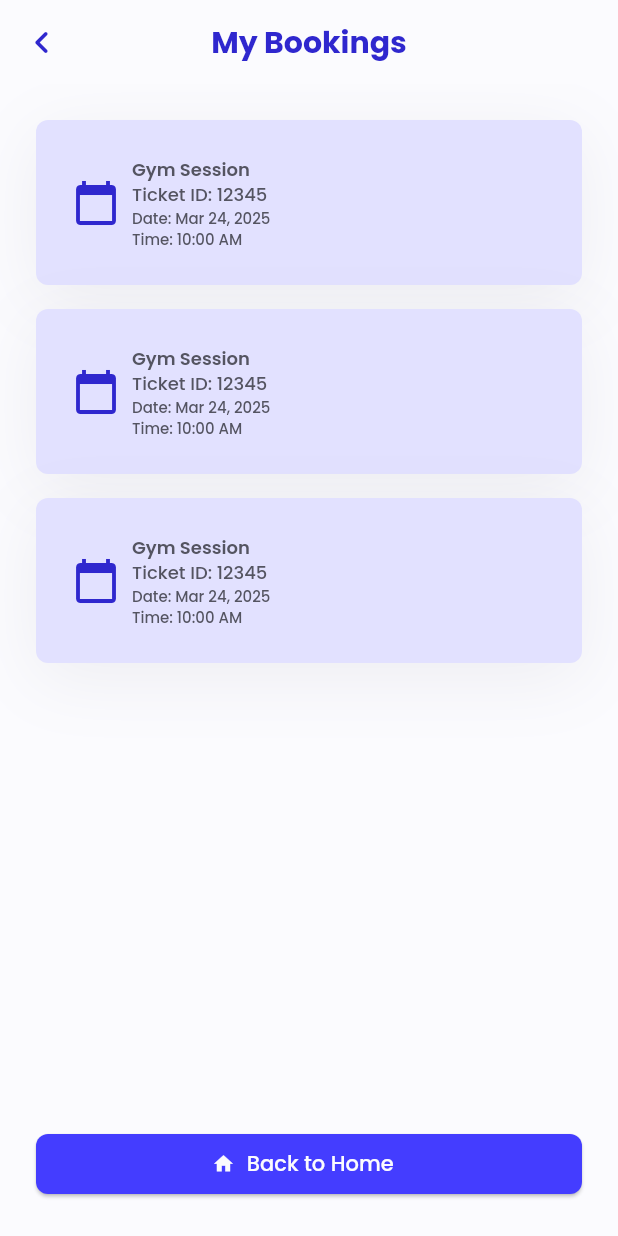
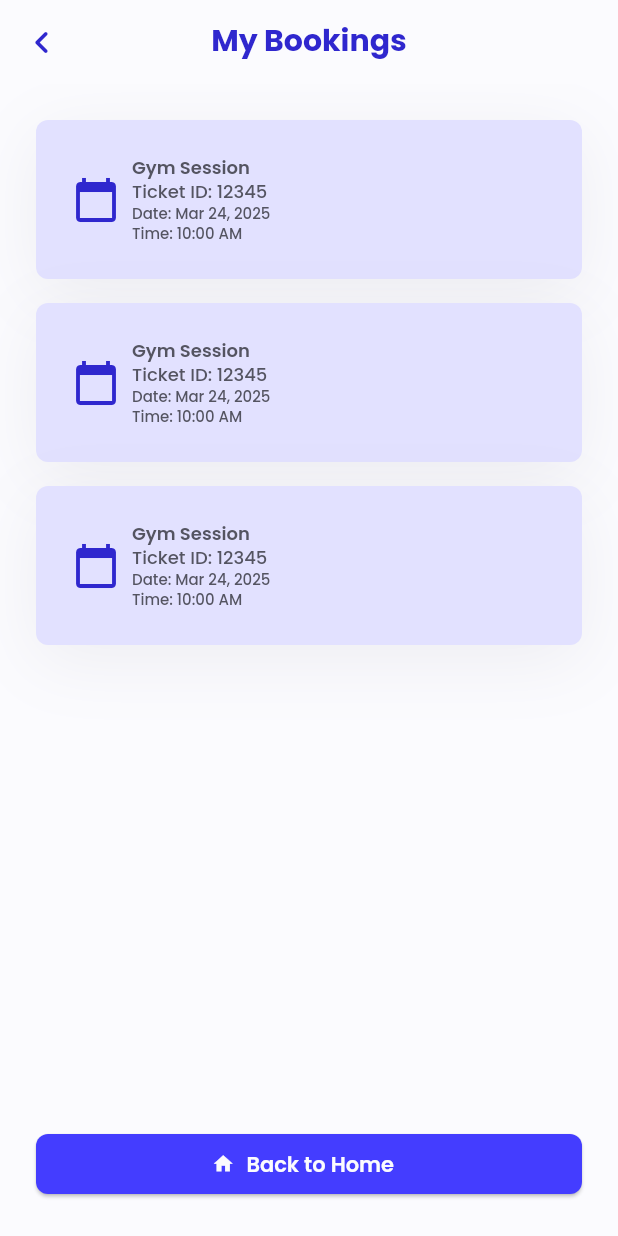
Before and after one commit to Qoqqa/heronfit, a Flutter app: the MyBookingsWidget screen opened by its route, on a phone screen of 412 x 824 dp. Run offline on Flutter 3.47's test engine with Material 3 defaults, Android fonts, the light colour scheme and no system bars; our stand-ins replace cached_network_image, fl_chart, flutter_dotenv, flutter_otp_text_field, flutter_riverpod, go_router and 9 more; accounts and stored records are empty; generated files the repository leaves out were written again; network calls fail.

Commit message:
feat(theme): integrate Poppins font family and update typography styles
- Added Poppins font family to the theme for consistent typography.
- Updated text styles to use Poppins with appropriate weights for various text elements.
- Enhanced the GoalsSection widget layout for better UI and user interaction.
- Included new font assets in pubspec.yaml for proper loading.

```diff
--- a/lib/core/theme.dart
+++ b/lib/core/theme.dart
@@ -1,10 +1,10 @@
 import 'package:flutter/material.dart';
-import 'package:google_fonts/google_fonts.dart';
 
 class HeronFitTheme {
   static ThemeData lightTheme = ThemeData(
     primaryColor: primary,
     scaffoldBackgroundColor: bgLight,
+    fontFamily: 'Poppins',
     textTheme: textTheme,
     colorScheme: ColorScheme.light(
       primary: primary,
@@ -56,80 +56,131 @@ class HeronFitTheme {
 
   // ✅ Typography (Material Design 3)
   static final TextTheme textTheme = TextTheme(
-    displayLarge: GoogleFonts.poppins(
+    displayLarge: const TextStyle(
+      fontFamily: 'Poppins',
       fontSize: 57,
-      fontWeight: FontWeight.w700,
+      fontWeight: FontWeight.w700, // Bold (w700)
       color: textPrimary,
+      letterSpacing: -0.25, // Subtle negative spacing for large display
+      height: 1.12, // Line height ~64px
     ),
-    displayMedium: GoogleFonts.poppins(
+    displayMedium: const TextStyle(
+      fontFamily: 'Poppins',
       fontSize: 45,
-      fontWeight: FontWeight.w700,
+      fontWeight: FontWeight.w700, // Bold (w700)
       color: textPrimary,
+      letterSpacing: 0,
+      height: 1.15, // Line height ~52px
     ),
-    displaySmall: GoogleFonts.poppins(
+    displaySmall: const TextStyle(
+      fontFamily: 'Poppins',
       fontSize: 36,
-      fontWeight: FontWeight.w700,
+      fontWeight: FontWeight.w700, // Bold (w700)
       color: textPrimary,
+      letterSpacing: 0,
+      height: 1.22, // Line height ~44px
     ),
-    headlineLarge: GoogleFonts.poppins(
+    headlineLarge: const TextStyle(
+      fontFamily: 'Poppins',
       fontSize: 32,
-      fontWeight: FontWeight.w600,
+      fontWeight: FontWeight.w800, // ExtraBold (w800)
       color: textPrimary,
+      letterSpacing: 0,
+      height: 1.25, // Line height ~40px
     ),
-    headlineMedium: GoogleFonts.poppins(
+    headlineMedium: const TextStyle(
+      fontFamily: 'Poppins',
       fontSize: 28,
-      fontWeight: FontWeight.w600,
+      fontWeight: FontWeight.w800, // ExtraBold (w800)
       color: textPrimary,
+      letterSpacing: 0,
+      height: 1.28, // Line height ~36px
     ),
-    headlineSmall: GoogleFonts.poppins(
+    headlineSmall: const TextStyle(
+      fontFamily: 'Poppins',
       fontSize: 24,
-      fontWeight: FontWeight.w600,
+      fontWeight: FontWeight.w800, // ExtraBold (w800)
       color: textPrimary,
+      letterSpacing: 0,
+      height: 1.33, // Line height ~32px
     ),
-    titleLarge: GoogleFonts.poppins(
-      fontSize: 20,
-      fontWeight: FontWeight.w500,
+    titleLarge: const TextStyle(
+      fontFamily: 'Poppins',
+      fontSize: 20, // Adjusted from 22 to 20 for better scale
+      fontWeight: FontWeight.w600, // SemiBold (w600)
       color: textPrimary,
+      letterSpacing: 0.1,
+      height: 1.4, // Line height ~28px
     ),
-    titleMedium: GoogleFonts.poppins(
+    titleMedium: const TextStyle(
+      fontFamily: 'Poppins',
       fontSize: 16,
-      fontWeight: FontWeight.w500,
+      fontWeight: FontWeight.w600, // SemiBold (w600)
       color: textPrimary,
+      letterSpacing: 0.15,
+      height: 1.5, // Line height ~24px
     ),
-    titleSmall: GoogleFonts.poppins(
+    titleSmall: const TextStyle(
+      fontFamily: 'Poppins',
       fontSize: 14,
-      fontWeight: FontWeight.w500,
+      fontWeight: FontWeight.w600, // SemiBold (w600)
       color: textPrimary,
+      letterSpacing: 0.1,
+      height: 1.43, // Line height ~20px
     ),
-    bodyLarge: GoogleFonts.poppins(
+    bodyLarge: const TextStyle(
+      fontFamily: 'Poppins',
       fontSize: 16,
-      fontWeight: FontWeight.w400,
+      fontWeight: FontWeight.normal, // Normal (w400)
       color: textPrimary,
+      letterSpacing: 0.5, // Standard spacing for body
+      height: 1.5, // Line height ~24px
     ),
-    bodyMedium: GoogleFonts.poppins(
+    bodyMedium: const TextStyle(
+      fontFamily: 'Poppins',
       fontSize: 14,
-      fontWeight: FontWeight.w400,
+      fontWeight:
+          FontWeight
+              .normal, // Normal (w400) - Reverted from w600 based on previous feedback
       color: textSecondary,
+      letterSpacing: 0.25,
+      height: 1.43, // Line height ~20px
     ),
-    bodySmall: GoogleFonts.poppins(
+    bodySmall: const TextStyle(
+      fontFamily: 'Poppins',
       fontSize: 12,
-      fontWeight: FontWeight.w400,
+      fontWeight: FontWeight.normal, // Normal (w400)
       color: textMuted,
+      letterSpacing: 0.4,
+      height: 1.33, // Line height ~16px
     ),
-    labelLarge: GoogleFonts.poppins(
+    labelLarge: const TextStyle(
+      fontFamily: 'Poppins',
       fontSize: 14,
-      fontWeight: FontWeight.w500,
+      fontWeight: FontWeight.w500, // Medium (w500)
       color: textPrimary,
+      letterSpacing: 0.1,
+      height: 1.43, // Line height ~20px
     ),
-    labelMedium: GoogleFonts.poppins(
+    labelMedium: const TextStyle(
+      fontFamily: 'Poppins',
       fontSize: 12,
-      fontWeight: FontWeight.w500,
+      fontWeight:
+          FontWeight
+              .w500, // Medium (w500) - Reverted from w600 based on previous feedback
       color: textSecondary,
+      letterSpacing: 0.5,
+      height: 1.33, // Line height ~16px
     ),
-    labelSmall: GoogleFonts.poppins(
+    labelSmall: const TextStyle(
+      fontFamily: 'Poppins',
       fontSize: 11,
-      fontWeight: FontWeight.w500,
+      fontWeight:
+          FontWeight
+              .w500, // Medium (w500) - Changed from normal for consistency
       color: textMuted,
+      letterSpacing: 0.5,
+      height: 1.45, // Line height ~16px
     ),
   );
 }
--- a/lib/features/progress/widgets/goals_section.dart
+++ b/lib/features/progress/widgets/goals_section.dart
@@ -13,18 +13,17 @@ class GoalsSection extends ConsumerWidget {
   Widget build(BuildContext context, WidgetRef ref) {
     final theme = Theme.of(context);
 
-    return Card(
-      elevation: 2,
-      shape: RoundedRectangleBorder(borderRadius: BorderRadius.circular(12)),
-      child: Padding(
-        padding: const EdgeInsets.all(16.0),
-        child: Column(
-          crossAxisAlignment: CrossAxisAlignment.start,
+    return Column(
       children: [
         Row(
           mainAxisAlignment: MainAxisAlignment.spaceBetween,
           children: [
-                Text('Your Goals', style: theme.textTheme.titleLarge),
+            Text(
+              'Your Goals',
+              style: theme.textTheme.titleLarge?.copyWith(
+                fontWeight: FontWeight.bold, // Make the title bold
+              ),
+            ),
             IconButton(
               icon: Icon(
                 SolarIconsOutline.penNewSquare,
@@ -35,7 +34,17 @@ class GoalsSection extends ConsumerWidget {
             ),
           ],
         ),
-            const SizedBox(height: 16),
+        const SizedBox(height: 0),
+        Card(
+          elevation: 2,
+          shape: RoundedRectangleBorder(
+            borderRadius: BorderRadius.circular(12),
+          ),
+          child: Padding(
+            padding: const EdgeInsets.all(16.0),
+            child: Column(
+              crossAxisAlignment: CrossAxisAlignment.start,
+              children: [
                 goalAsyncValue.when(
                   data: (goal) {
                     if (goal == null || goal.isEmpty) {
@@ -84,6 +93,8 @@ class GoalsSection extends ConsumerWidget {
               ],
             ),
           ),
+        ),
+      ],
     );
   }
 }
```
Also changed, not shown: pubspec.yaml (+26 -6 lines), assets/fonts/poppins/Poppins-Black.ttf (added), assets/fonts/poppins/Poppins-Bold.ttf (added), assets/fonts/poppins/Poppins-ExtraBold.ttf (added), assets/fonts/poppins/Poppins-ExtraLight.ttf (added), assets/fonts/poppins/Poppins-Light.ttf (added), assets/fonts/poppins/Poppins-Medium.ttf (added), assets/fonts/poppins/Poppins-Regular.ttf (added), assets/fonts/poppins/Poppins-SemiBold.ttf (added), assets/fonts/poppins/Poppins-Thin.ttf (added). Lines whose indentation alone changed are shown as unchanged.
